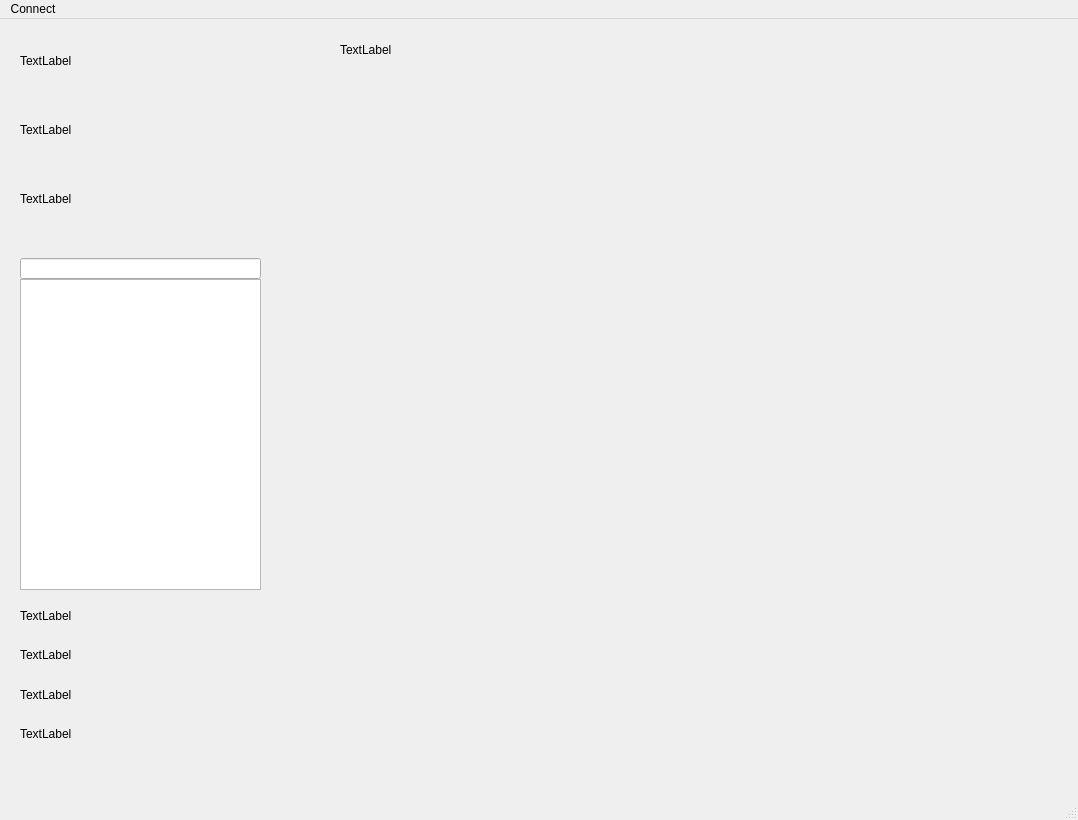
This is main.ui in RaynoldKim/MyTrade as Qt 5 draws it before an edit. The edited form follows.
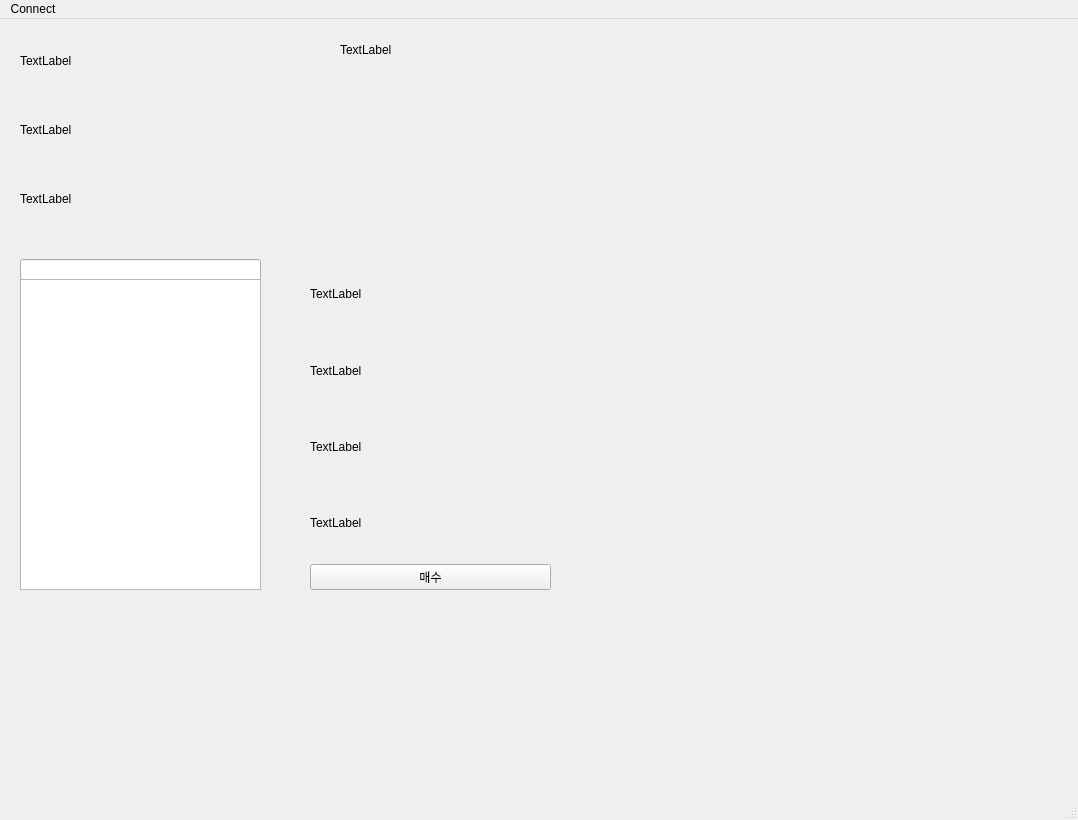
This is the edited form.

Commit message: 선택된 주식을 수량으로 매수주문 할 수 있다.

The edit to the form file:
```diff
--- a/main.ui
+++ b/main.ui
@@ -60,33 +60,13 @@
      </item>
     </layout>
    </widget>
-   <widget class="QListWidget" name="list_all_stock">
-    <property name="geometry">
-     <rect>
-      <x>20</x>
-      <y>260</y>
-      <width>241</width>
-      <height>311</height>
-     </rect>
-    </property>
-   </widget>
-   <widget class="QLineEdit" name="edit_all_stock_filter">
-    <property name="geometry">
-     <rect>
-      <x>20</x>
-      <y>239</y>
-      <width>241</width>
-      <height>21</height>
-     </rect>
-    </property>
-   </widget>
    <widget class="QWidget" name="verticalLayoutWidget_2">
     <property name="geometry">
      <rect>
-      <x>20</x>
-      <y>580</y>
+      <x>310</x>
+      <y>240</y>
       <width>241</width>
-      <height>151</height>
+      <height>331</height>
      </rect>
     </property>
     <layout class="QVBoxLayout" name="layout_search_stock_info">
@@ -118,8 +98,35 @@
        </property>
       </widget>
      </item>
+     <item>
+      <widget class="QPushButton" name="btn_search_stock_buy">
+       <property name="text">
+        <string>매수</string>
+       </property>
+      </widget>
+     </item>
     </layout>
    </widget>
+   <widget class="QLineEdit" name="edit_all_stock_filter">
+    <property name="geometry">
+     <rect>
+      <x>20</x>
+      <y>240</y>
+      <width>241</width>
+      <height>21</height>
+     </rect>
+    </property>
+   </widget>
+   <widget class="QListWidget" name="list_all_stock">
+    <property name="geometry">
+     <rect>
+      <x>20</x>
+      <y>260</y>
+      <width>241</width>
+      <height>311</height>
+     </rect>
+    </property>
+   </widget>
   </widget>
   <widget class="QMenuBar" name="menubar">
    <property name="geometry">
```
The commit also changes 3 other files.
